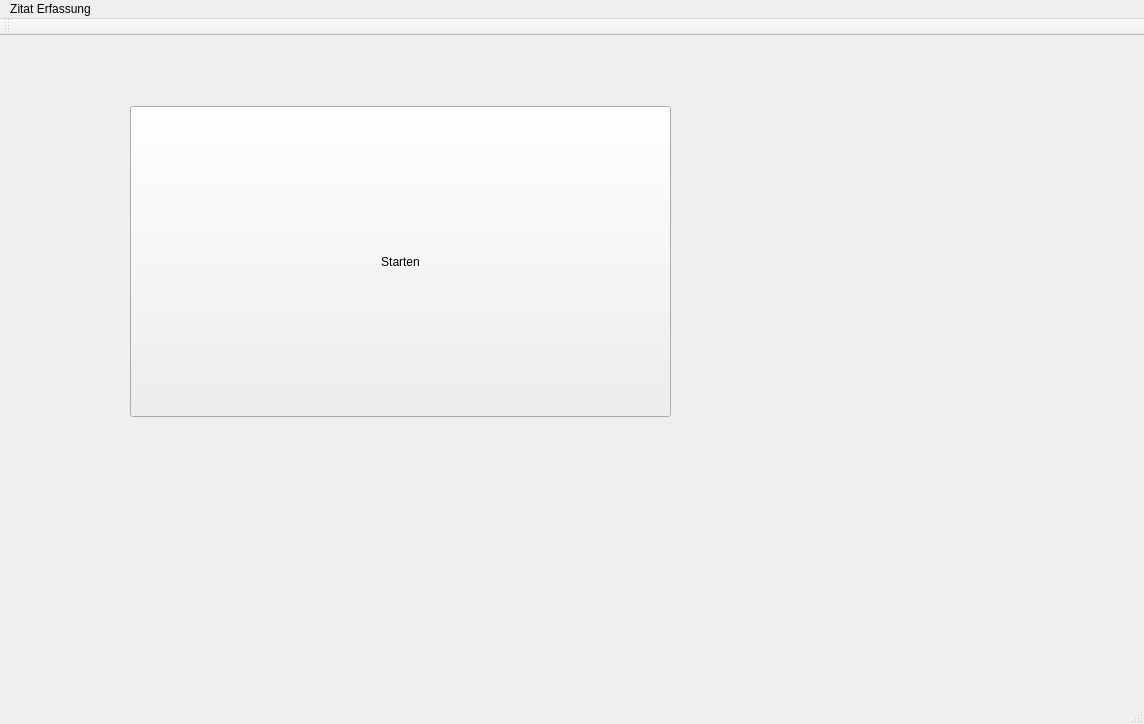
Old version of the form ZitatErfassung/frmmain.ui in the repository TrialAnd404/MyRepo.
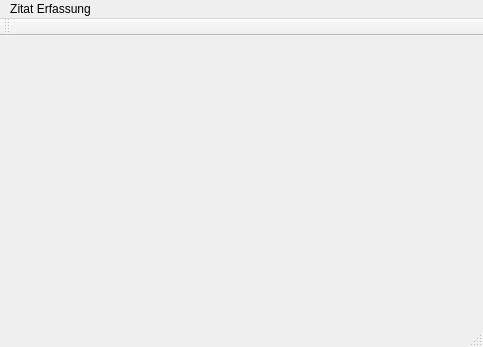
New version of the form.

Diff of the .ui file:
```diff
--- a/ZitatErfassung/frmmain.ui
+++ b/ZitatErfassung/frmmain.ui
@@ -6,35 +6,21 @@
    <rect>
     <x>0</x>
     <y>0</y>
-    <width>1144</width>
-    <height>724</height>
+    <width>483</width>
+    <height>347</height>
    </rect>
   </property>
   <property name="windowTitle">
    <string>frmMain</string>
   </property>
-  <widget class="QWidget" name="centralWidget">
-   <widget class="QPushButton" name="pbStarten">
-    <property name="geometry">
-     <rect>
-      <x>130</x>
-      <y>70</y>
-      <width>541</width>
-      <height>311</height>
-     </rect>
-    </property>
-    <property name="text">
-     <string>Starten</string>
-    </property>
-   </widget>
-  </widget>
+  <widget class="QWidget" name="centralWidget"/>
   <widget class="QMenuBar" name="menuBar">
    <property name="geometry">
     <rect>
      <x>0</x>
      <y>0</y>
-     <width>1144</width>
-     <height>21</height>
+     <width>483</width>
+     <height>26</height>
     </rect>
    </property>
    <widget class="QMenu" name="menuZitat_Erfassung">
```
